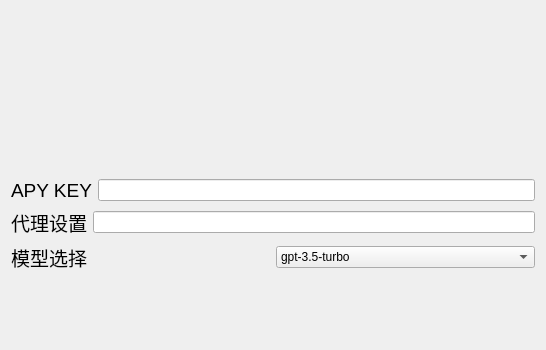
Qt form settingpage.ui (longly-boat/ChatgptClient) before a commit; both pictures show x 0 to 546 and y 0 to 350 of the 546 by 651 pixel window.
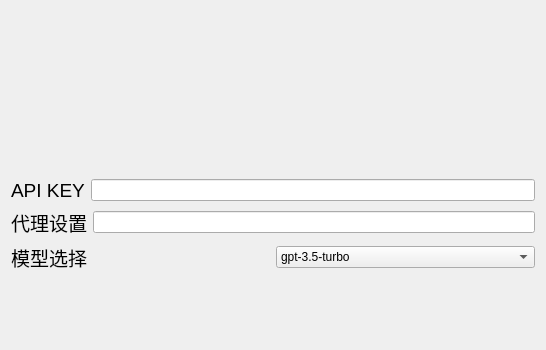
The same form after that commit.

Diff of the .ui file:
```diff
--- a/settingpage.ui
+++ b/settingpage.ui
@@ -28,7 +28,7 @@
               <string notr="true">font: 14pt ;</string>
              </property>
              <property name="text">
-              <string>APY KEY</string>
+              <string>API KEY</string>
              </property>
             </widget>
            </item>
```
